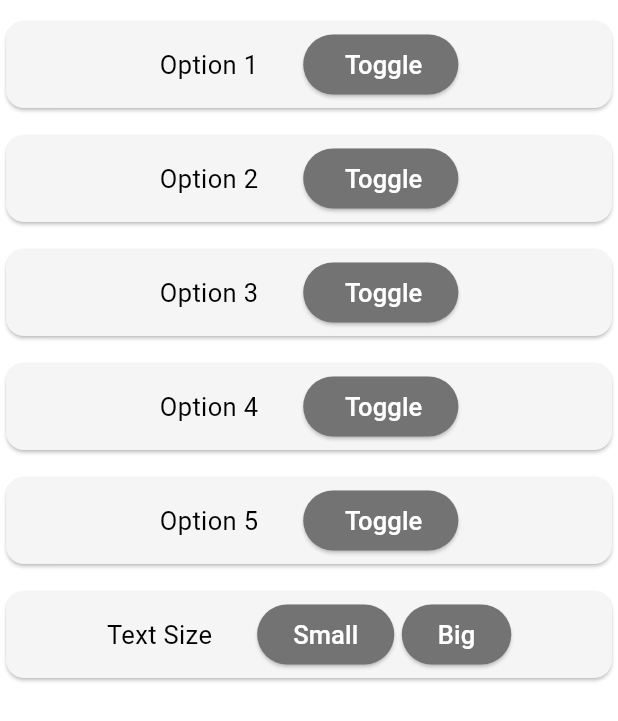
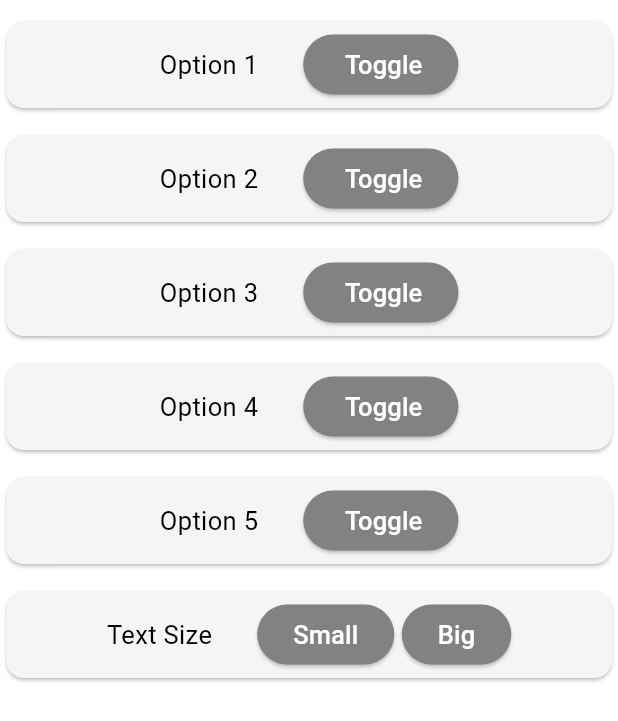
Before and after one commit to koloiyolo/flutter_dessktop_template, a Flutter app: the SettingsPage screen opened directly, on a phone screen of 412 x 824 dp. Shown: the top 721 px of the screen. Run offline on Flutter 3.47's test engine with Material 2 defaults, Android fonts, the light colour scheme and no system bars.

Commit message:
small UI changes

```diff
--- a/lib/globals.dart
+++ b/lib/globals.dart
@@ -37,6 +37,6 @@ var navColor = Color.fromARGB(255, 255, 255, 255);
 var navIconColor = Color.fromARGB(255, 67, 67, 67);
 var selectedNavButtonColor = Color.fromARGB(255, 210, 210, 210);
 var textColor =Color.fromARGB(255, 0, 0, 0);
-var buttonColor = Color.fromARGB(255, 115, 115, 115);
+var buttonColor = Color.fromARGB(255, 130, 130, 130);
 var buttonTextColor = Color.fromARGB(255, 255, 255, 255);
 var cardColor = Color.fromARGB(255, 245, 245, 245);
```
